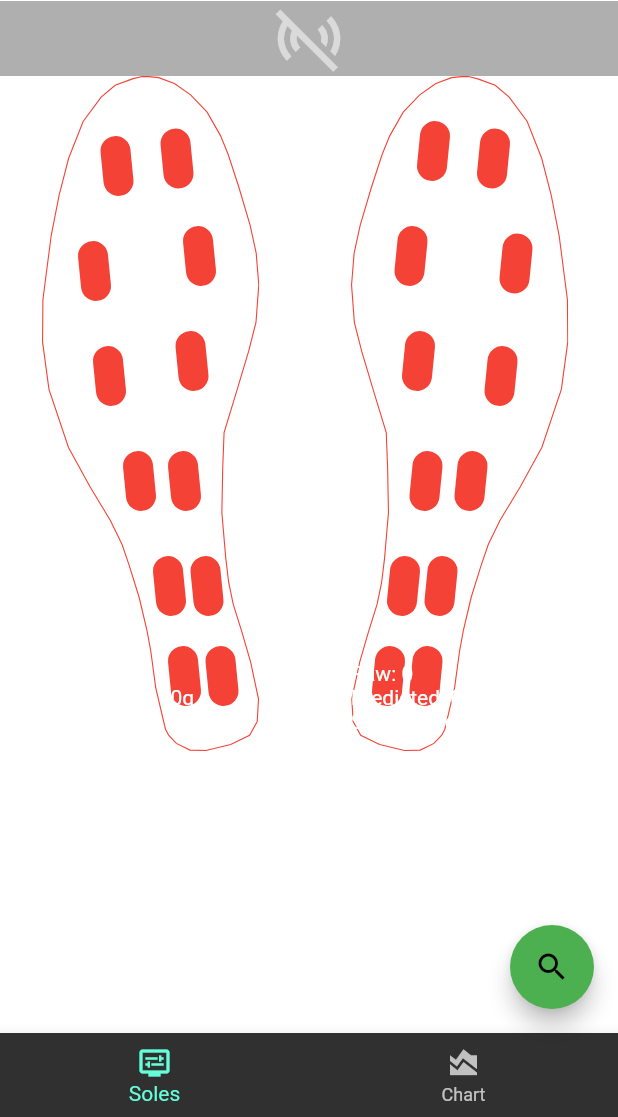
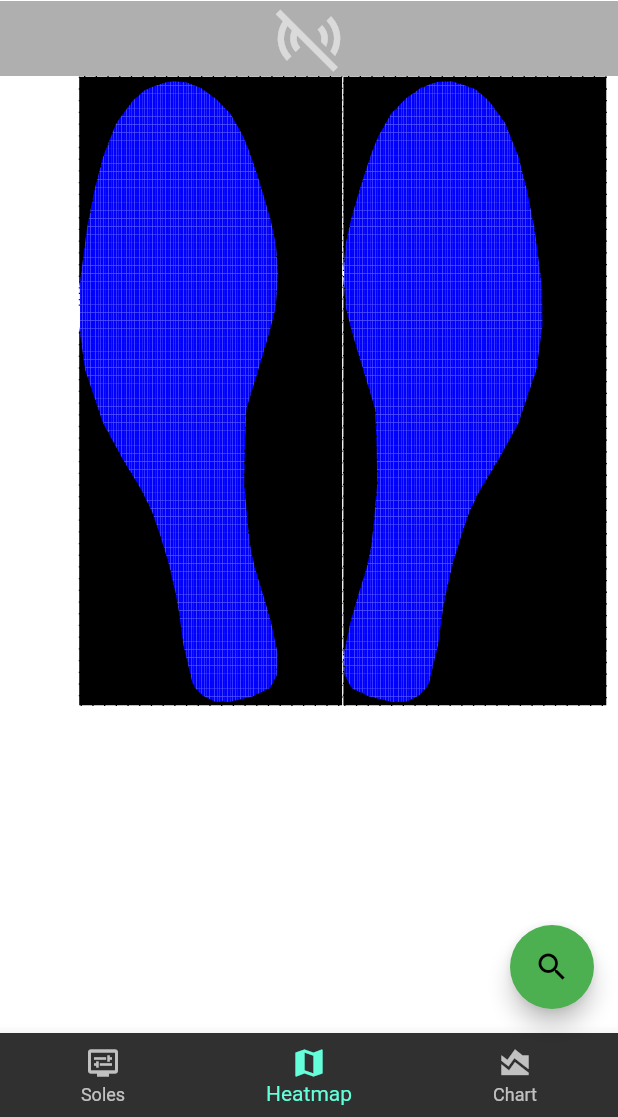
Before and after one commit to seihan/feetback_app, a Flutter app: the screen it shows after launch, on a phone screen of 412 x 824 dp, the part 119-1236 px from its top. Run offline on Flutter 3.47's test engine with Material 2 defaults, Android fonts, the phone set to English and light mode, and no system bars; our stand-ins replace charts_flutter, flutter_blue_plus, flutter_svg, permission_handler, rxdart, shared_preferences and 1 more; missing offline and left inert: scidart; accounts and stored records are empty.

Commit message:
moved heatmap widget into own tab

```diff
--- a/lib/models/log_model.dart
+++ b/lib/models/log_model.dart
@@ -3,9 +3,11 @@ import 'dart:async';
 class LogModel {
   static final LogModel _instance = LogModel._internal();
   LogModel._internal();
+
   factory LogModel() {
     return _instance;
   }
+
   final List<String> _log = [];
   Stream<List<String>> get log => Stream.fromIterable([_log]);
   void add(String event) {
--- a/lib/screens/visualization_screen.dart
+++ b/lib/screens/visualization_screen.dart
@@ -1,4 +1,5 @@
 import 'package:feet_back_app/widgets/charts_widget.dart';
+import 'package:feet_back_app/widgets/heatmap_widget.dart';
 import 'package:feet_back_app/widgets/notify_button.dart';
 import 'package:feet_back_app/widgets/sensor_soles.dart';
 import 'package:feet_back_app/widgets/side_menu.dart';
@@ -17,21 +18,21 @@ class VisualizationScreen extends StatefulWidget {
 }
 
 class _VisualizationScreenState extends State<VisualizationScreen> {
-  final CalibrationModel calibrationModel = CalibrationModel();
-
+  final CalibrationModel _calibrationModel = CalibrationModel();
+  final List<Widget> _tabPages = [
+    const SensorSoles(),
+    const HeatmapSoles(),
+    const RealTimeChartsWidget(),
+  ];
   @override
   void initState() {
     super.initState();
-    calibrationModel.getPredictedValues();
+    _calibrationModel.getPredictedValues();
   }
 
-  int _selectedIndex = 0;
+  int _selectedIndex = 1;
   @override
   Widget build(BuildContext context) {
-    const List<Widget> tabPages = [
-      SensorSoles(),
-      RealTimeChartsWidget(),
-    ];
     return Scaffold(
       endDrawer: SideMenu(
         model: widget.model,
@@ -46,7 +47,7 @@ class _VisualizationScreenState extends State<VisualizationScreen> {
           child: ListView(
             children: [
               ConnectionWidgets(bluetoothConnectionModel: widget.model),
-              tabPages[_selectedIndex],
+              _tabPages[_selectedIndex],
             ],
           ),
         ),
@@ -72,6 +73,10 @@ class _VisualizationScreenState extends State<VisualizationScreen> {
             label: 'Soles',
           ),
           BottomNavigationBarItem(
+            icon: Icon(Icons.map),
+            label: 'Heatmap',
+          ),
+          BottomNavigationBarItem(
             icon: Icon(Icons.area_chart),
             label: 'Chart',
           ),
--- a/lib/widgets/heatmap_widget.dart
+++ b/lib/widgets/heatmap_widget.dart
@@ -2,8 +2,10 @@ import 'dart:math' as math;
 
 import 'package:feet_back_app/models/sensor_state_model.dart';
 import 'package:flutter/material.dart';
+import 'package:flutter_svg/svg.dart';
 
 import '../models/sensor_values.dart';
+import 'balance_widget.dart';
 
 class SensorDataPoint {
   final Offset position;
@@ -157,7 +159,7 @@ class HeatmapPainter extends CustomPainter {
   }
 
   Color _interpolateColor(double intensity) {
-    final hue = (240.0 * (1.0 - intensity)).round().clamp(0, 240);
+    final int hue = (240.0 * (1.0 - intensity)).round().clamp(0, 240);
 
     return HSVColor.fromAHSV(1.0, hue.toDouble(), 1.0, 1.0).toColor();
   }
@@ -185,18 +187,16 @@ class HeatmapWidget extends StatelessWidget {
   }
 }
 
-class HeatmapScreen extends StatelessWidget {
-  const HeatmapScreen({super.key});
+class HeatmapSoles extends StatelessWidget {
+  const HeatmapSoles({super.key});
 
   @override
   Widget build(BuildContext context) {
     final SensorStateModel sensorStateModel = SensorStateModel();
-    return Scaffold(
-        appBar: AppBar(
-          title: const Text('Sensor Heatmap'),
-        ),
-        body: Row(
-          mainAxisAlignment: MainAxisAlignment.spaceAround,
+    return Column(
+      children: [
+        Row(
+          mainAxisAlignment: MainAxisAlignment.center,
           children: [
             StreamBuilder(
                 stream: sensorStateModel.leftDisplayStream,
@@ -209,12 +209,28 @@ class HeatmapScreen extends StatelessWidget {
                       sensorState.data?.data.length == 12) {
                     sensorValues = sensorState.data!.data;
                   } else {
-                    sensorValues = List.generate(12, (index) => 0);
+                    sensorValues = List.generate(
+                      12,
+                      (index) => 4095,
+                    );
                   }
-                  return SizedBox(
-                    height: 420,
-                    width: 160,
-                    child: HeatmapWidget(sensorValues, 100, 0),
+                  return Padding(
+                    padding: const EdgeInsets.only(left: 45),
+                    child: Stack(
+                      children: [
+                        Container(
+                          padding: const EdgeInsets.symmetric(
+                              vertical: 1, horizontal: 1),
+                          height: 420,
+                          width: 140,
+                          child: HeatmapWidget(sensorValues, 80, 0),
+                        ),
+                        SvgPicture.asset(
+                          'assets/sole_mask_left.svg',
+                          height: 420,
+                        ),
+                      ],
+                    ),
                   );
                 }),
             StreamBuilder(
@@ -228,15 +244,34 @@ class HeatmapScreen extends StatelessWidget {
                       sensorState.data?.data.length == 12) {
                     sensorValues = sensorState.data!.data;
                   } else {
-                    sensorValues = List.generate(12, (index) => 0);
+                    sensorValues = List.generate(
+                      12,
+                      (index) => 4095,
+                    );
                   }
-                  return SizedBox(
-                    height: 420,
-                    width: 160,
-                    child: HeatmapWidget(sensorValues, 100, 1),
+                  return Stack(
+                    children: [
+                      Container(
+                        padding: const EdgeInsets.symmetric(
+                            vertical: 1, horizontal: 1),
+                        height: 420,
+                        width: 140,
+                        child: HeatmapWidget(sensorValues, 80, 1),
+                      ),
+                      SvgPicture.asset(
+                        'assets/sole_mask_right.svg',
+                        height: 420,
+                      ),
+                    ],
                   );
                 }),
           ],
-        ));
+        ),
+        const Padding(
+          padding: EdgeInsets.only(top: 20),
+          child: BalanceWidget(),
+        ),
+      ],
+    );
   }
 }
--- a/lib/widgets/predicted_values_widget.dart
+++ b/lib/widgets/predicted_values_widget.dart
@@ -13,18 +13,18 @@ class PredictedValuesWidget extends StatelessWidget {
         sumPredictedValues(sensorValues, minValue);
     double predictedValue = values.predictedValue;
     double sum = values.sum;
-    return sum < 1000
-        ? Text("Raw: $minValue\nPredicted: ${predictedValue.toStringAsFixed(
+    bool isGram = predictedValue < 999;
+    return Text(isGram
+        ? "Raw: $minValue\nPredicted: ${predictedValue.toStringAsFixed(
             2,
           )}g\nSum: ${sum.toStringAsFixed(
             2,
-          )}g")
-        : Text(
-            "Raw: $minValue\nPredicted: ${(predictedValue / 1000).toStringAsFixed(
+          )}g"
+        : "Raw: $minValue\nPredicted: ${(predictedValue / 1000).toStringAsFixed(
             2,
-          )}Kg\nSum: ${(sum / 1000).toStringAsFixed(
+          )}kg\nSum: ${(sum / 1000).toStringAsFixed(
             2,
-          )}Kg");
+          )}kg");
   }
 
   PredictedValuesSum sumPredictedValues(List<int> sensorValues, int index) {
--- a/pubspec.yaml
+++ b/pubspec.yaml
@@ -67,6 +67,8 @@ dev_dependencies:
 flutter:
   assets:
     - assets/sole.svg
+    - assets/sole_mask_left.svg
+    - assets/sole_mask_right.svg
 
   # The following line ensures that the Material Icons font is
   # included with your application, so that you can use the icons in
```
Also changed, not shown: lib/widgets/side_menu.dart (+0 -10 lines), assets/sole_mask_left.svg (added), assets/sole_mask_right.svg (added).
